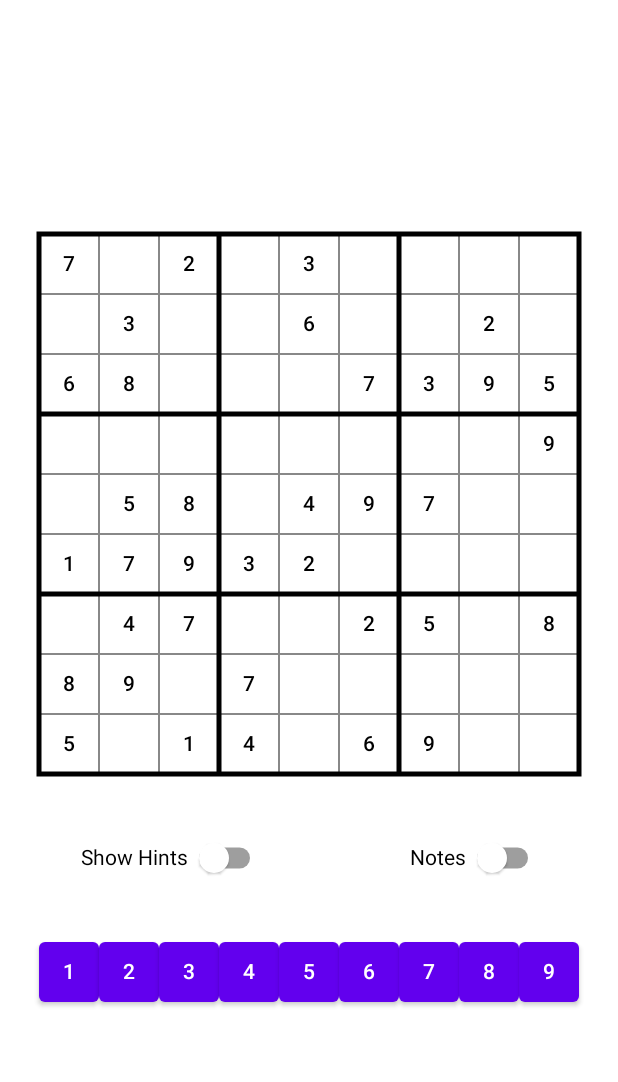
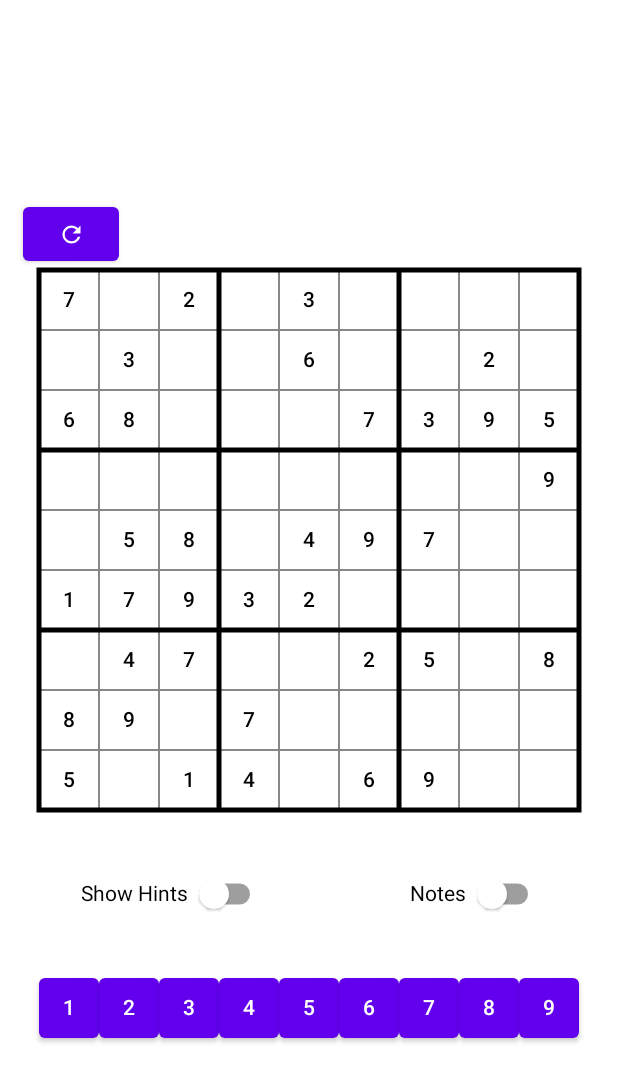
Before and after one commit to RJBanc/Sudoku, an Android app built with Jetpack Compose: the MainActivity screen opened directly, with no data from a screen before it, on a phone screen of 412 x 824 dp. Shown: the top 1082 px of the screen. Run offline under Robolectric (Android 15) with nearby library versions, the phone set to English and light mode, and no system bars; our stand-ins replace livedata-compose; missing, so only their content is drawn: SudokuTheme.

Commit message:
new game button

```diff
--- a/app/src/main/java/com/example/sudoku/MainActivity.kt
+++ b/app/src/main/java/com/example/sudoku/MainActivity.kt
@@ -9,6 +9,8 @@ import androidx.compose.foundation.layout.*
 import androidx.compose.foundation.shape.GenericShape
 import androidx.compose.material.*
 import androidx.compose.material.ButtonDefaults.buttonColors
+import androidx.compose.material.icons.Icons
+import androidx.compose.material.icons.filled.Refresh
 import androidx.compose.runtime.*
 import androidx.compose.runtime.livedata.observeAsState
 import androidx.compose.ui.Alignment
@@ -153,7 +155,8 @@ fun SudokuButton(
                                 Column(modifier = modifier
                                     .requiredWidth(10.dp)
                                     .wrapContentSize(
-                                        Alignment.Center)
+                                        Alignment.Center
+                                    )
                                 ) {
                                     Text(
                                         text = sudokuField!!.notes[i * 3 + j] ?: "",
@@ -185,6 +188,21 @@ fun Game(
             .wrapContentSize(Alignment.Center),
         horizontalAlignment = Alignment.CenterHorizontally
     ){
+        Row (
+            modifier = Modifier.fillMaxWidth()
+                .padding(start = 15.dp),
+            horizontalArrangement = Arrangement.Start
+        ) {
+            Button(
+                onClick = { sudokuGame.newGame() }
+            ) {
+                Icon(
+                    Icons.Filled.Refresh,
+                    contentDescription = "New Game",
+                    modifier = Modifier.size(ButtonDefaults.IconSize)
+                )
+            }
+        }
         Box()
         {
             Row(
```
